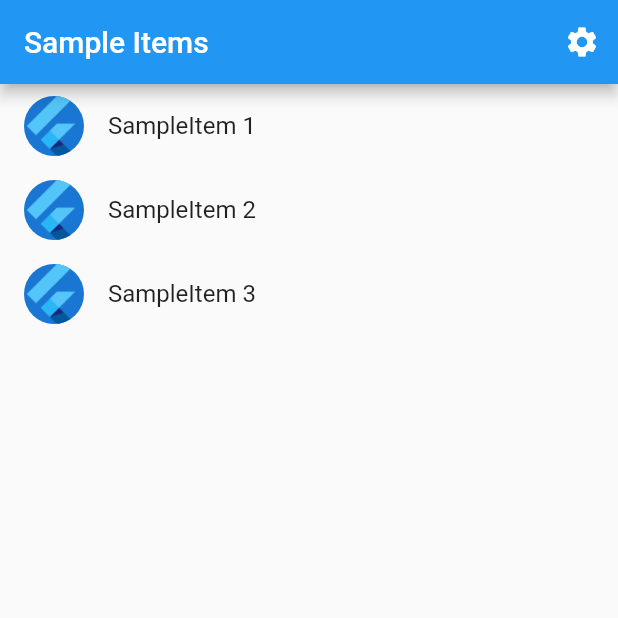
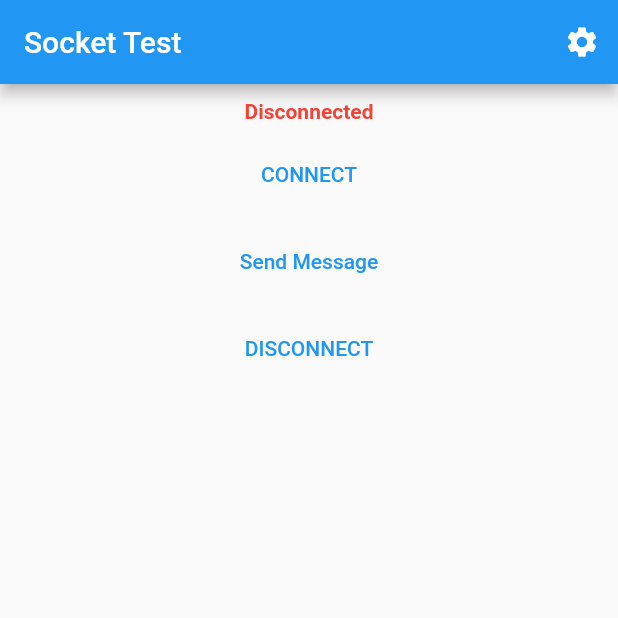
Before and after one commit to saginbajracharya/flutter_laravel_websocket, a Flutter app: the screen it shows after launch, on a phone screen of 412 x 824 dp, the top half of it. Run offline on Flutter 3.47's test engine with Material 2 defaults, Android fonts, the phone set to English and light mode, and no system bars; our stand-ins replace socket_io_client; generated files the repository leaves out were written again; network calls fail.

Commit message:
[managed]::for socket _io package not ok

```diff
--- a/lib/main.dart
+++ b/lib/main.dart
@@ -1,5 +1,4 @@
 import 'package:flutter/material.dart';
-
 import 'src/app.dart';
 import 'src/settings/settings_controller.dart';
 import 'src/settings/settings_service.dart';
@@ -8,7 +7,6 @@ void main() async {
   // Set up the SettingsController, which will glue user settings to multiple
   // Flutter Widgets.
   final settingsController = SettingsController(SettingsService());
-
   // Load the user's preferred theme while the splash screen is displayed.
   // This prevents a sudden theme change when the app is first displayed.
   await settingsController.loadSettings();
--- a/lib/src/sample_feature/sample_item_list_view.dart
+++ b/lib/src/sample_feature/sample_item_list_view.dart
@@ -1,11 +1,12 @@
+import 'package:flutter/foundation.dart';
 import 'package:flutter/material.dart';
 
 import '../settings/settings_view.dart';
 import 'sample_item.dart';
-import 'sample_item_details_view.dart';
+// ignore: depend_on_referenced_packages
+import 'package:socket_io_client/socket_io_client.dart' as socket_io;
 
-/// Displays a list of SampleItems.
-class SampleItemListView extends StatelessWidget {
+class SampleItemListView extends StatefulWidget {
   const SampleItemListView({
     super.key,
     this.items = const [SampleItem(1), SampleItem(2), SampleItem(3)],
@@ -16,55 +17,141 @@ class SampleItemListView extends StatelessWidget {
   final List<SampleItem> items;
 
   @override
+  State<SampleItemListView> createState() => _SampleItemListViewState();
+}
+
+class _SampleItemListViewState extends State<SampleItemListView> {
+  static const List events = [
+    'connect',
+    'connect_error',
+    'connect_timeout',
+    'connecting',
+    'disconnect',
+    'error',
+    'reconnect',
+    'reconnect_attempt',
+    'reconnect_failed',
+    'reconnect_error',
+    'reconnecting',
+    'ping',
+    'pong'
+  ];
+
+  late socket_io.Socket socket;
+  final serverUrl = 'http://192.168.1.106:6001';
+
+  bool isConnected = false;
+
+  @override
+  void initState() {
+    super.initState();
+    socket = socket_io.io(serverUrl, <String, dynamic>{
+      'transports': ['websocket'],
+      'autoConnect': true,
+    });
+
+    // Connect to the server
+    socket.connect();
+
+    socket.on('connect', (_) {
+      setState(() {
+        isConnected = true;
+      });
+    });
+
+    socket.on('disconnect', (_) {
+      setState(() {
+        isConnected = false;
+      });
+    });
+
+    socket.on('error', (error) {
+      if (kDebugMode) {
+        print('Error during connection: $error');
+      }
+    });
+
+    socket.on('home', (data) {
+      if (kDebugMode) {
+        print('Received message: $data');
+      }
+    });
+
+    socket.on('event', (data) {
+      if (kDebugMode) {
+        print(data);
+      }
+    });
+
+    socket.on('fromServer', (_) {
+      if (kDebugMode) {
+        print(_);
+      }
+    });
+  }
+
+  @override
+  void dispose() {
+    // Disconnect the socket when disposing of the widget.
+    socket.dispose();
+    super.dispose();
+  }
+
+  @override
   Widget build(BuildContext context) {
+    if (kDebugMode) {
+      print(events);
+    }
     return Scaffold(
       appBar: AppBar(
-        title: const Text('Sample Items'),
+        title: const Text('Socket Test'),
         actions: [
           IconButton(
             icon: const Icon(Icons.settings),
             onPressed: () {
-              // Navigate to the settings page. If the user leaves and returns
-              // to the app after it has been killed while running in the
-              // background, the navigation stack is restored.
               Navigator.restorablePushNamed(context, SettingsView.routeName);
             },
           ),
         ],
       ),
-
-      // To work with lists that may contain a large number of items, it’s best
-      // to use the ListView.builder constructor.
-      //
-      // In contrast to the default ListView constructor, which requires
-      // building all Widgets up front, the ListView.builder constructor lazily
-      // builds Widgets as they’re scrolled into view.
-      body: ListView.builder(
-        // Providing a restorationId allows the ListView to restore the
-        // scroll position when a user leaves and returns to the app after it
-        // has been killed while running in the background.
-        restorationId: 'sampleItemListView',
-        itemCount: items.length,
-        itemBuilder: (BuildContext context, int index) {
-          final item = items[index];
-
-          return ListTile(
-            title: Text('SampleItem ${item.id}'),
-            leading: const CircleAvatar(
-              // Display the Flutter Logo image asset.
-              foregroundImage: AssetImage('assets/images/flutter_logo.png'),
+      body: SizedBox(
+        width: MediaQuery.of(context).size.width,
+        child: Column(
+          crossAxisAlignment: CrossAxisAlignment.center,
+          mainAxisAlignment: MainAxisAlignment.start,
+          mainAxisSize: MainAxisSize.max,
+          children: [
+            const SizedBox(height: 10),
+            Text(
+              isConnected ? 'Connected' : 'Disconnected',
+              style: TextStyle(
+                color: isConnected ? Colors.green : Colors.red,
+                fontWeight: FontWeight.bold,
+              ),
             ),
-            onTap: () {
-              // Navigate to the details page. If the user leaves and returns to
-              // the app after it has been killed while running in the
-              // background, the navigation stack is restored.
-              Navigator.restorablePushNamed(
-                context,
-                SampleItemDetailsView.routeName,
-              );
-            }
-          );
-        },
+            const SizedBox(height: 10),
+            TextButton(
+              onPressed: () async{
+                socket.connect();
+              },
+              child: const Text('CONNECT'),
+            ),
+            const SizedBox(height: 10),
+            TextButton(
+              onPressed: () async{
+                socket.emit('home', 'Hello from Flutter');
+              },
+              child: const Text('Send Message'),
+            ),
+            const SizedBox(height: 10),
+            TextButton(
+              onPressed: () async{
+                socket.disconnect();
+              },
+              child: const Text('DISCONNECT'),
+            ),
+          ],
+        ),
       ),
     );
   }
--- a/pubspec.yaml
+++ b/pubspec.yaml
@@ -20,6 +20,8 @@ dev_dependencies:
     sdk: flutter
 
   flutter_lints: ^2.0.0
+  socket_io_client: ^1.0.1
+  # pusher_client: ^2.0.0
 
 flutter:
   uses-material-design: true
```
Also changed, not shown: pubspec.lock, 3 other files.
